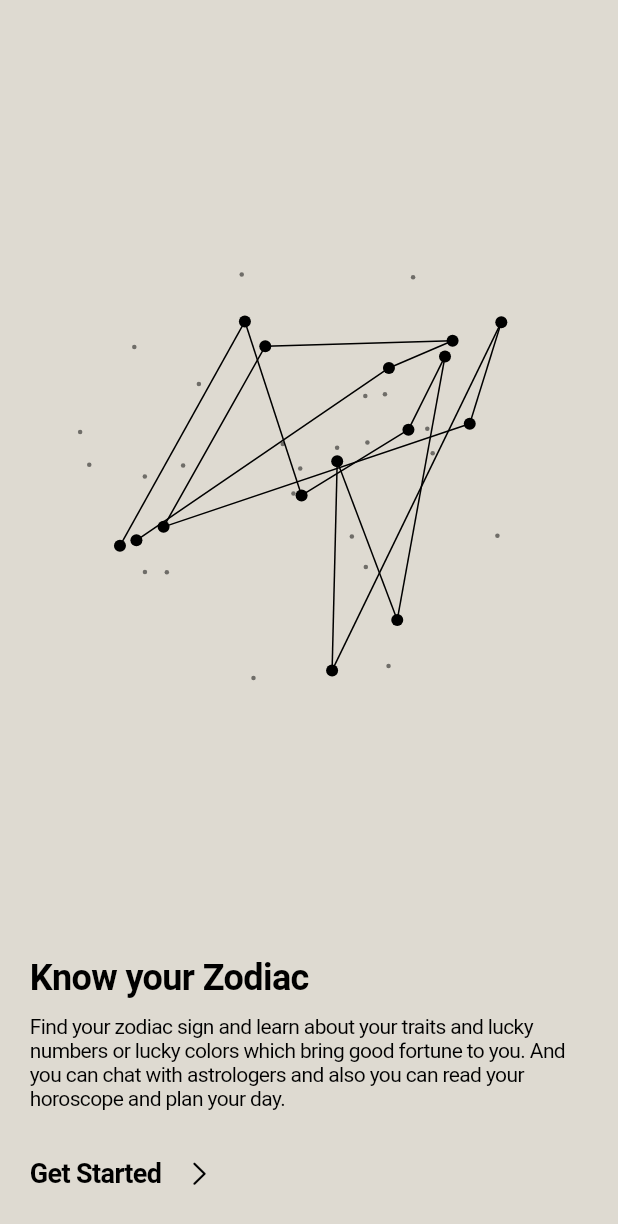
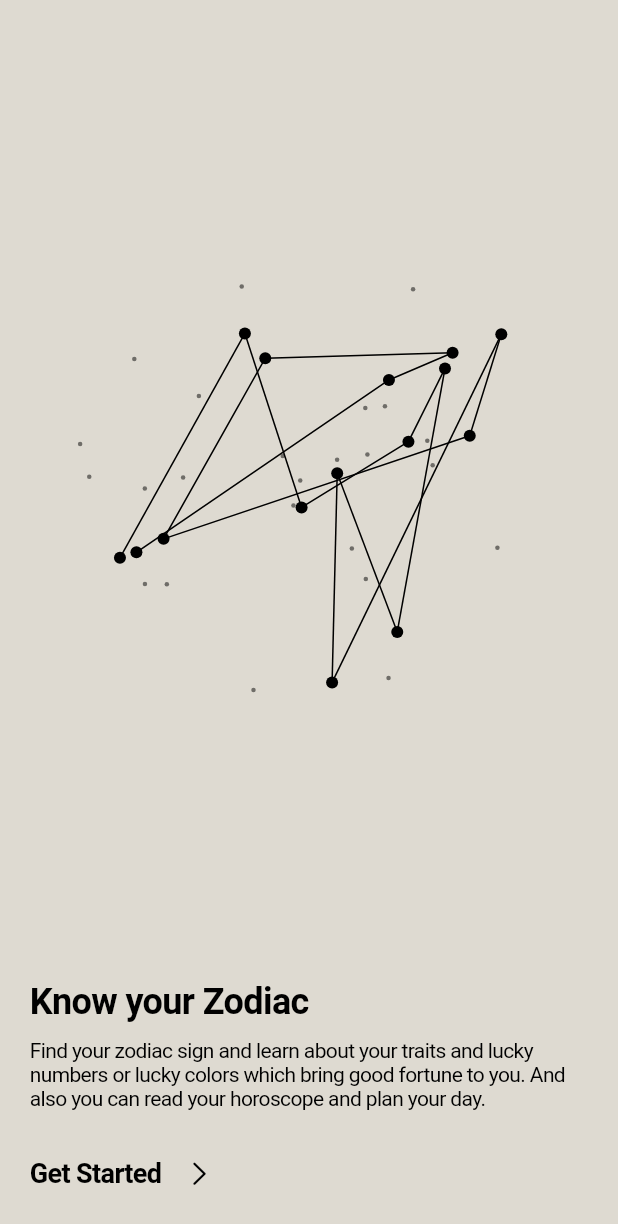
Before and after one commit to aaalgieee/CC312, a Flutter app: the screen it shows after launch, on a phone screen of 412 x 824 dp. Shown: the top 1224 px of the screen. Run offline on Flutter 3.47's test engine with Material 3 defaults, Android fonts, the light colour scheme and no system bars; our stand-ins replace flutter_riverpod, riverpod.

Commit message:
add: button state and redirections

```diff
--- a/horoscope_ai/lib/main.dart
+++ b/horoscope_ai/lib/main.dart
@@ -1,10 +1,10 @@
 // ignore_for_file: prefer_const_constructors
 
 import 'package:flutter/cupertino.dart';
-import 'dart:math' as math;
+import 'package:horoscope_ai/screens/onboarding.dart';
 
 void main() {
-  runApp(const MyApp());
+  runApp(MyApp());
 }
 
 class MyApp extends StatelessWidget {
@@ -13,198 +13,8 @@ class MyApp extends StatelessWidget {
   @override
   Widget build(BuildContext context) {
     return const CupertinoApp(
-      title: 'Zodiac App',
-      theme: CupertinoThemeData(
-        brightness: Brightness.light,
-        primaryColor: CupertinoColors.systemGrey,
-      ),
-      home: ZodiacIntroScreen(),
+      title: 'Astrologer AI',
+      home: Onboarding(),
     );
   }
 }
-
-class ChevronAnimation extends StatefulWidget {
-  final Color textColor;
-
-  const ChevronAnimation({
-    super.key,
-    required this.textColor,
-  });
-
-  @override
-  State<ChevronAnimation> createState() => _ChevronAnimationState();
-}
-
-class _ChevronAnimationState extends State<ChevronAnimation>
-    with SingleTickerProviderStateMixin {
-  late AnimationController _controller;
-  late Animation<double> _animation;
-
-  @override
-  void initState() {
-    super.initState();
-    _controller = AnimationController(
-      duration: const Duration(seconds: 1),
-      vsync: this,
-    );
-
-    _animation = Tween<double>(
-      begin: 0,
-      end: 10,
-    ).animate(CurvedAnimation(
-      parent: _controller,
-      curve: Curves.easeInOut,
-      reverseCurve: Curves.easeInOut,
-    ))
-      ..addStatusListener((status) {
-        if (status == AnimationStatus.completed) {
-          _controller.reverse();
-        } else if (status == AnimationStatus.dismissed) {
-          _controller.forward();
-        }
-      });
-
-    _controller.forward();
-  }
-
-  @override
-  void dispose() {
-    _controller.dispose();
-    super.dispose();
-  }
-
-  @override
-  Widget build(BuildContext context) {
-    return AnimatedBuilder(
-      animation: _animation,
-      builder: (context, child) {
-        return Transform.translate(
-          offset: Offset(_animation.value, 0),
-          child: Icon(CupertinoIcons.right_chevron, color: widget.textColor),
-        );
-      },
-    );
-  }
-}
-
-class ZodiacIntroScreen extends StatelessWidget {
-  const ZodiacIntroScreen({super.key});
-
-  @override
-  Widget build(BuildContext context) {
-    final isDarkMode =
-        MediaQuery.of(context).platformBrightness == Brightness.dark;
-
-    final backgroundColor =
-        isDarkMode ? const Color(0xFF201d1c) : const Color(0xFFdedad1);
-
-    final textColor =
-        isDarkMode ? CupertinoColors.white : CupertinoColors.black;
-
-    return CupertinoPageScaffold(
-      backgroundColor: backgroundColor,
-      child: SafeArea(
-        child: Padding(
-          padding: const EdgeInsets.all(20.0),
-          child: Column(
-            crossAxisAlignment: CrossAxisAlignment.start,
-            children: [
-              Expanded(
-                child: Center(
-                  child: CustomPaint(
-                    painter: ConstellationPainter(
-                        isDarkMode: isDarkMode), // Pass isDarkMode here
-                    size: Size(MediaQuery.of(context).size.width * 0.8, 300),
-                  ),
-                ),
-              ),
-              Text(
-                'Know your Zodiac',
-                style: TextStyle(
-                    fontSize: 24,
-                    fontWeight: FontWeight.bold,
-                    color: textColor),
-              ),
-              SizedBox(height: 10),
-              Text(
-                'Find your zodiac sign and learn about your traits and lucky numbers or lucky colors which bring good fortune to you. And you can chat with astrologers and also you can read your horoscope and plan your day.',
-                style: TextStyle(fontSize: 14, color: textColor),
-              ),
-              const SizedBox(height: 20),
-              CupertinoButton(
-                padding: EdgeInsets.zero,
-                onPressed: () {
-                  // Add your onPressed logic here
-                },
-                child: Row(
-                  children: [
-                    Text(
-                      'Get Started',
-                      style: TextStyle(
-                          fontSize: 18,
-                          fontWeight: FontWeight.bold,
-                          color: textColor),
-                    ),
-                    SizedBox(width: 10),
-                    ChevronAnimation(textColor: textColor)
-                  ],
-                ),
-              ),
-            ],
-          ),
-        ),
-      ),
-    );
-  }
-}
-
-class ConstellationPainter extends CustomPainter {
-  final bool isDarkMode;
-
-  ConstellationPainter({required this.isDarkMode});
-
-  @override
-  void paint(Canvas canvas, Size size) {
-    final paint = Paint()
-      ..color = isDarkMode ? CupertinoColors.white : CupertinoColors.black
-      ..strokeWidth = 1;
-
-    final dotPaint = Paint()
-      ..color = isDarkMode ? CupertinoColors.white : CupertinoColors.black
-      ..style = PaintingStyle.fill;
-
-    final random = math.Random(42); // Fixed seed for consistent pattern
-    final points = List.generate(
-      15,
-      (_) => Offset(
-          random.nextDouble() * size.width, random.nextDouble() * size.height),
-    );
-
-    for (int i = 0; i < points.length - 1; i++) {
-      canvas.drawLine(points[i], points[i + 1], paint);
-    }
-
-    for (final point in points) {
-      canvas.drawCircle(
-          point, 4, dotPaint); // Increased size of existing stars from 2 to 4
-    }
-
-    // Add phantom stars
-    final phantomStarPaint = Paint()
-      ..color = isDarkMode
-          ? CupertinoColors.white.withOpacity(0.5)
-          : CupertinoColors.black.withOpacity(0.5)
-      ..style = PaintingStyle.fill;
-
-    for (int i = 0; i < 25; i++) {
-      // Add 5 phantom stars
-      final phantomPoint = Offset(
-          random.nextDouble() * size.width, random.nextDouble() * size.height);
-      canvas.drawCircle(phantomPoint, 1.5,
-          phantomStarPaint); // Increased size of phantom stars from 5 to 10
-    }
-  }
-
-  @override
-  bool shouldRepaint(CustomPainter oldDelegate) => false;
-}
--- /dev/null
+++ b/horoscope_ai/lib/screens/onboarding.dart
@@ -0,0 +1,186 @@
+import 'package:flutter/cupertino.dart';
+import 'package:horoscope_ai/screens/home.dart';
+import 'dart:math' as math;
+import 'package:horoscope_ai/screens/theme.dart';
+
+class ChevronAnimation extends StatefulWidget {
+  final Color textColor;
+
+  const ChevronAnimation({
+    super.key,
+    required this.textColor,
+  });
+
+  @override
+  State<ChevronAnimation> createState() => _ChevronAnimationState();
+}
+
+class _ChevronAnimationState extends State<ChevronAnimation>
+    with SingleTickerProviderStateMixin {
+  late AnimationController _controller;
+  late Animation<double> _animation;
+
+  @override
+  void initState() {
+    super.initState();
+    _controller = AnimationController(
+      duration: const Duration(seconds: 1),
+      vsync: this,
+    );
+
+    _animation = Tween<double>(
+      begin: 0,
+      end: 10,
+    ).animate(CurvedAnimation(
+      parent: _controller,
+      curve: Curves.easeInOut,
+      reverseCurve: Curves.easeInOut,
+    ))
+      ..addStatusListener((status) {
+        if (status == AnimationStatus.completed) {
+          _controller.reverse();
+        } else if (status == AnimationStatus.dismissed) {
+          _controller.forward();
+        }
+      });
+
+    _controller.forward();
+  }
+
+  @override
+  void dispose() {
+    _controller.dispose();
+    super.dispose();
+  }
+
+  @override
+  Widget build(BuildContext context) {
+    return AnimatedBuilder(
+      animation: _animation,
+      builder: (context, child) {
+        return Transform.translate(
+          offset: Offset(_animation.value, 0),
+          child: Icon(CupertinoIcons.right_chevron, color: widget.textColor),
+        );
+      },
+    );
+  }
+}
+
+class Onboarding extends StatelessWidget {
+  const Onboarding({super.key});
+
+  @override
+  Widget build(BuildContext context) {
+    return CupertinoPageScaffold(
+      backgroundColor: backgroundColor(context),
+      child: SafeArea(
+        child: Padding(
+          padding: const EdgeInsets.all(20.0),
+          child: Column(
+            crossAxisAlignment: CrossAxisAlignment.start,
+            children: [
+              Expanded(
+                child: Center(
+                  child: CustomPaint(
+                    painter: ConstellationPainter(
+                        isDarkMode:
+                            isDarkMode(context)), // Pass isDarkMode here
+                    size: Size(MediaQuery.of(context).size.width * 0.8, 300),
+                  ),
+                ),
+              ),
+              Text(
+                'Know your Zodiac',
+                style: TextStyle(
+                    fontSize: 24,
+                    fontWeight: FontWeight.bold,
+                    color: textColor(context)),
+              ),
+              const SizedBox(height: 10),
+              Text(
+                'Find your zodiac sign and learn about your traits and lucky numbers or lucky colors which bring good fortune to you. And also you can read your horoscope and plan your day.',
+                style: TextStyle(fontSize: 14, color: textColor(context)),
+              ),
+              const SizedBox(height: 20),
+              CupertinoButton(
+                padding: EdgeInsets.zero,
+                onPressed: () {
+                  Navigator.pushAndRemoveUntil(
+                    context,
+                    CupertinoPageRoute(builder: (context) => const HomePage()),
+                    (route) => false,
+                  );
+                },
+                child: Row(
+                  children: [
+                    Text(
+                      'Get Started',
+                      style: TextStyle(
+                          fontSize: 18,
+                          fontWeight: FontWeight.bold,
+                          color: textColor(context)),
+                    ),
+                    const SizedBox(width: 10),
+                    ChevronAnimation(textColor: textColor(context))
+                  ],
+                ),
+              ),
+            ],
+          ),
+        ),
+      ),
+    );
+  }
+}
+
+class ConstellationPainter extends CustomPainter {
+  final bool isDarkMode;
+
+  ConstellationPainter({required this.isDarkMode});
+
+  @override
+  void paint(Canvas canvas, Size size) {
+    final paint = Paint()
+      ..color = isDarkMode ? CupertinoColors.white : CupertinoColors.black
+      ..strokeWidth = 1;
+
+    final dotPaint = Paint()
+      ..color = isDarkMode ? CupertinoColors.white : CupertinoColors.black
+      ..style = PaintingStyle.fill;
+
+    final random = math.Random(42); // Fixed seed for consistent pattern
+    final points = List.generate(
+      15,
+      (_) => Offset(
+          random.nextDouble() * size.width, random.nextDouble() * size.height),
+    );
+
+    for (int i = 0; i < points.length - 1; i++) {
+      canvas.drawLine(points[i], points[i + 1], paint);
+    }
+
+    for (final point in points) {
+      canvas.drawCircle(
+          point, 4, dotPaint); // Increased size of existing stars from 2 to 4
+    }
+
+    // Add phantom stars
+    final phantomStarPaint = Paint()
+      ..color = isDarkMode
+          ? CupertinoColors.white.withOpacity(0.5)
+          : CupertinoColors.black.withOpacity(0.5)
+      ..style = PaintingStyle.fill;
+
+    for (int i = 0; i < 25; i++) {
+      // Add 5 phantom stars
+      final phantomPoint = Offset(
+          random.nextDouble() * size.width, random.nextDouble() * size.height);
+      canvas.drawCircle(phantomPoint, 1.5,
+          phantomStarPaint); // Increased size of phantom stars from 5 to 10
+    }
+  }
+
+  @override
+  bool shouldRepaint(CustomPainter oldDelegate) => false;
+}
--- /dev/null
+++ b/horoscope_ai/lib/screens/theme.dart
@@ -0,0 +1,21 @@
+import 'package:flutter/cupertino.dart';
+
+bool isDarkMode(BuildContext context) {
+  return MediaQuery.of(context).platformBrightness == Brightness.dark;
+}
+
+Color backgroundColor(BuildContext context) {
+  return isDarkMode(context)
+      ? const Color(0xFF201d1c)
+      : const Color(0xFFdedad1);
+}
+
+Color textColor(BuildContext context) {
+  return isDarkMode(context) ? CupertinoColors.white : CupertinoColors.black;
+}
+
+Color buttonColor(BuildContext context) {
+  return isDarkMode(context)
+      ? const Color(0xFF4c4b4a)
+      : const Color(0xFFf2f2f2);
+}
```
Also changed, not shown: horoscope_ai/lib/screens/home.dart (added, +156 -0 lines), 1 other file.
